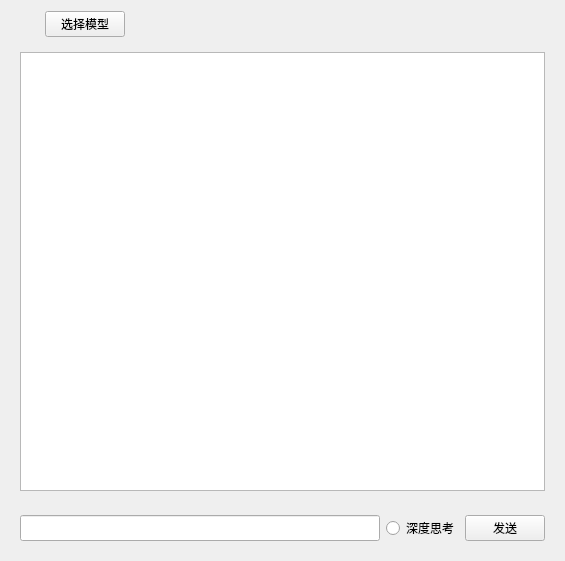
yutian-9264/Chat_with_AI_locally, file widget.ui: the form before one commit.
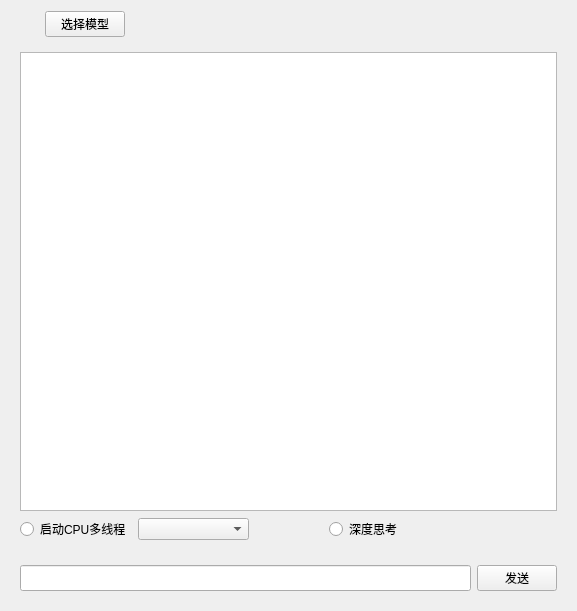
The form after the commit.

Commit message: 可以在界面上手动选择cpu线程数以开启多线程

Patch:
```diff
--- a/widget.ui
+++ b/widget.ui
@@ -6,14 +6,14 @@
    <rect>
     <x>0</x>
     <y>0</y>
-    <width>565</width>
-    <height>561</height>
+    <width>577</width>
+    <height>611</height>
    </rect>
   </property>
   <property name="windowTitle">
    <string>Widget</string>
   </property>
-  <layout class="QGridLayout" name="gridLayout">
+  <layout class="QGridLayout" name="gridLayout_2">
    <item row="0" column="0">
     <spacer name="horizontalSpacer_2">
      <property name="orientation">
@@ -74,18 +74,45 @@
    </item>
    <item row="1" column="0" colspan="4">
     <widget class="QWidget" name="widget_2" native="true">
-     <layout class="QVBoxLayout" name="verticalLayout">
+     <layout class="QGridLayout" name="gridLayout">
+      <item row="1" column="0">
+       <layout class="QHBoxLayout" name="horizontalLayout">
       <item>
-       <widget class="QTextBrowser" name="textBrowser">
-        <property name="sizePolicy">
-         <sizepolicy hsizetype="Expanding" vsizetype="MinimumExpanding">
-          <horstretch>0</horstretch>
-          <verstretch>0</verstretch>
-         </sizepolicy>
+         <widget class="QRadioButton" name="radioButton_2">
+          <property name="text">
+           <string>启动CPU多线程</string>
         </property>
        </widget>
       </item>
       <item>
+         <widget class="QComboBox" name="comboBox"/>
+        </item>
+       </layout>
+      </item>
+      <item row="1" column="1">
+       <spacer name="horizontalSpacer_3">
+        <property name="orientation">
+         <enum>Qt::Horizontal</enum>
+        </property>
+        <property name="sizeType">
+         <enum>QSizePolicy::Fixed</enum>
+        </property>
+        <property name="sizeHint" stdset="0">
+         <size>
+          <width>68</width>
+          <height>20</height>
+         </size>
+        </property>
+       </spacer>
+      </item>
+      <item row="1" column="2">
+       <widget class="QRadioButton" name="radioButton">
+        <property name="text">
+         <string>深度思考</string>
+        </property>
+       </widget>
+      </item>
+      <item row="2" column="0">
        <spacer name="verticalSpacer">
         <property name="orientation">
          <enum>Qt::Vertical</enum>
@@ -101,7 +128,17 @@
         </property>
        </spacer>
       </item>
-      <item>
+      <item row="0" column="0" colspan="3">
+       <widget class="QTextBrowser" name="textBrowser">
+        <property name="sizePolicy">
+         <sizepolicy hsizetype="Expanding" vsizetype="MinimumExpanding">
+          <horstretch>0</horstretch>
+          <verstretch>0</verstretch>
+         </sizepolicy>
+        </property>
+       </widget>
+      </item>
+      <item row="3" column="0" colspan="3">
        <layout class="QHBoxLayout" name="horizontalLayout_2">
         <item>
          <widget class="QLineEdit" name="lineEdit">
@@ -113,13 +150,6 @@
           </property>
          </widget>
         </item>
-        <item>
-         <widget class="QRadioButton" name="radioButton">
-          <property name="text">
-           <string>深度思考</string>
-          </property>
-         </widget>
-        </item>
         <item>
          <widget class="QPushButton" name="pushButton">
           <property name="text">
```
Lines whose indentation alone changed are shown as unchanged. The commit also changes 1 other file.
